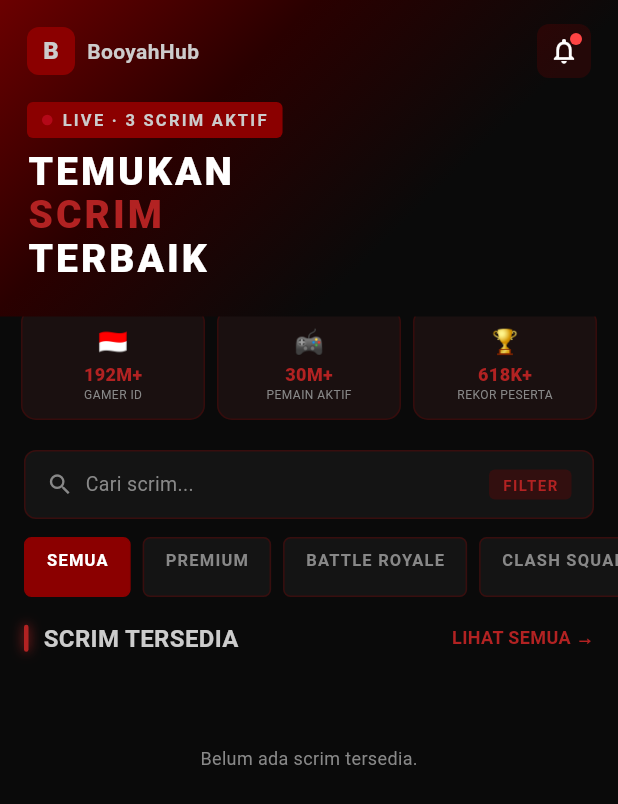
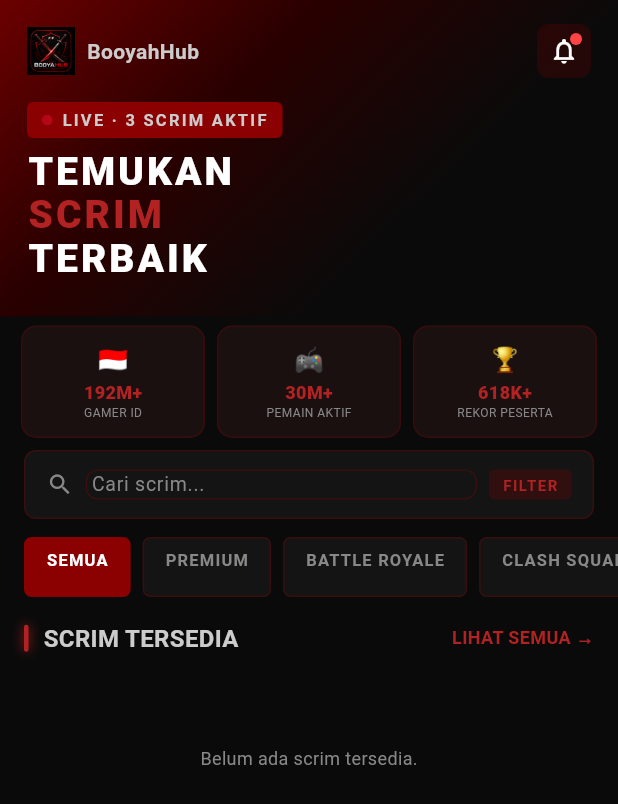
Before and after one commit to yosima050/booyahhub, a Flutter app: the HomeScreen screen opened directly, on a phone screen of 412 x 824 dp. Shown: the top 804 px of the screen. Run offline on Flutter 3.47's test engine with Material 3 defaults, Android fonts, the phone set to English and light mode, and no system bars; our stand-ins replace file_picker, supabase_flutter; accounts and stored records are empty; Roboto replaces fonts that are missing (Orbitron, Rajdhani).

Commit message:
modify home_screen

```diff
--- a/lib/features/home/home_screen.dart
+++ b/lib/features/home/home_screen.dart
@@ -14,6 +14,9 @@ class HomeScreen extends StatefulWidget {
 }
 
 class _HomeScreenState extends State<HomeScreen> {
+  final FocusNode _searchFocus = FocusNode();
+  final TextEditingController _searchController = TextEditingController();
+  String _searchQuery = '';
   String _activeFilter = 'SEMUA';
   final List<String> _filters = ['SEMUA', 'PREMIUM', 'BATTLE ROYALE', 'CLASH SQUAD'];
 
@@ -25,6 +28,13 @@ class _HomeScreenState extends State<HomeScreen> {
   void initState() {
     super.initState();
     _loadScrims();
+  }
+
+  @override
+  void dispose() {
+    _searchController.dispose();
+    _searchFocus.dispose();
+    super.dispose();
   }
 
   Future<void> _loadScrims() async {
@@ -96,14 +106,61 @@ class _HomeScreenState extends State<HomeScreen> {
                     borderRadius: BorderRadius.circular(8),
                     border: Border.all(color: BooyahTheme.maroon.withValues(alpha: 0.3)),
                   ),
-                  child: const Row(
-                    children: [
-                      Icon(Icons.search, color: BooyahTheme.textMuted, size: 18),
-                      SizedBox(width: 8),
-                      Text('Cari scrim...', style: TextStyle(color: BooyahTheme.textMuted, fontSize: 13)),
-                      Spacer(),
-                      _FilterChipSmall(label: 'FILTER'),
-                    ],
+                  child: Row(
+                  children: [
+                    const Icon(
+                      Icons.search,
+                      color: BooyahTheme.textMuted,
+                      size: 18,
+                    ),
+
+                    const SizedBox(width: 8),
+
+                    Expanded(
+                      child: TextField(
+                        onChanged: (value) {
+                          setState(() {
+                            _searchQuery = value;
+                          });
+                        },
+                        style: const TextStyle(
+                          color: Colors.white,
+                          fontSize: 13,
+                        ),
+                        decoration: const InputDecoration(
+                          hintText: 'Cari scrim...',
+                          hintStyle: TextStyle(
+                            color: BooyahTheme.textMuted,
+                            fontSize: 13,
+                          ),
+                          border: InputBorder.none,
+                          isCollapsed: true,
+                        ),
+                      ),
+                    ),
+
+                    const SizedBox(width: 8),
+
+                    PopupMenuButton<String>(
+                      onSelected: (value) {
+                        setState(() {
+                          _activeFilter = value;
+                        });
+                      },
+                      color: BooyahTheme.surface,
+                      itemBuilder: (context) => _filters.map((filter) {
+                        return PopupMenuItem<String>(
+                          value: filter,
+                          child: Text(
+                            filter,
+                            style: const TextStyle(color: Colors.white),
+                          ),
+                        );
+                      }).toList(),
+
+                      child: const _FilterChipSmall(label: 'FILTER'),
+                    ),
+                  ],
                   ),
                 ),
               ),
@@ -183,14 +240,15 @@ class _HomeScreenState extends State<HomeScreen> {
   }
 
   Widget _buildHero() {
-    return Container(
-      padding: const EdgeInsets.fromLTRB(18, 16, 18, 24),
-      decoration: const BoxDecoration(
+    return SafeArea(
+      child: Container(
+        padding: const EdgeInsets.fromLTRB(18, 16, 18, 24),
+        decoration: const BoxDecoration(
         gradient: LinearGradient(
           colors: [Color(0xFF6B0000), Color(0xFF2A0000), BooyahTheme.bg],
           begin: Alignment.topLeft, end: Alignment.bottomCenter,
+          ),
         ),
-      ),
       child: Column(
         crossAxisAlignment: CrossAxisAlignment.start,
         children: [
@@ -203,8 +261,10 @@ class _HomeScreenState extends State<HomeScreen> {
                   color: BooyahTheme.maroon,
                   borderRadius: BorderRadius.circular(8),
                 ),
-                child: const Center(child: Text('B',
-                  style: TextStyle(fontFamily: 'Orbitron', fontWeight: FontWeight.w900, fontSize: 16))),
+                child: Image.asset(
+                  'assets/images/logo.jpeg',
+                  fit: BoxFit.cover,
+                ),
               ),
               const SizedBox(width: 8),
               const Text('BooyahHub', style: TextStyle(
@@ -271,6 +331,7 @@ class _HomeScreenState extends State<HomeScreen> {
           ),
         ],
       ),
+    ),
     );
   }
 
@@ -322,7 +383,7 @@ class _HomeScreenState extends State<HomeScreen> {
     return Padding(
       padding: const EdgeInsets.fromLTRB(14, 0, 14, 14),
       child: Transform.translate(
-        offset: const Offset(0, -6),
+        offset: const Offset(0, 6),
         child: Row(
           children: [
             _StatBox(icon: '🇮🇩', value: '192M+', label: 'GAMER ID'),
```
